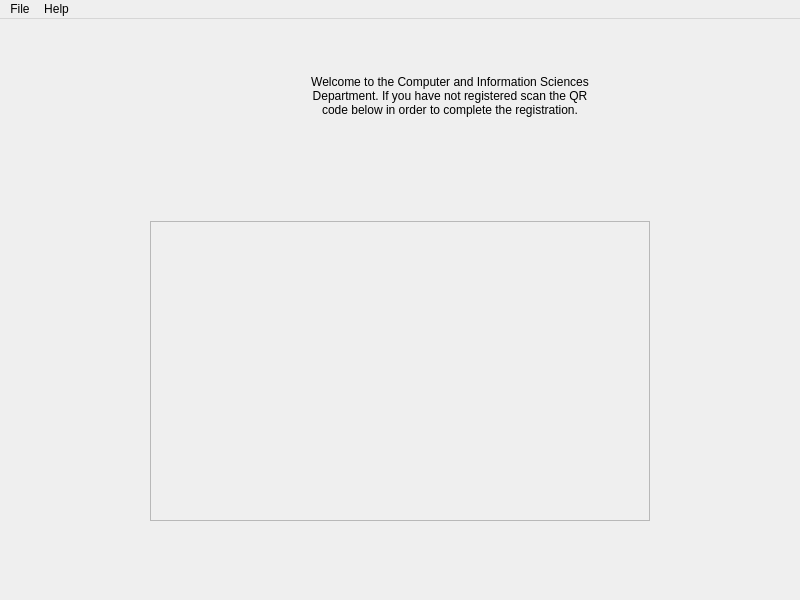
This is VWCDesktopApp/FaceDetection.ui in HemantKoti/Visual-Welcome-Center as Qt 5 draws it before an edit. The edited form follows.
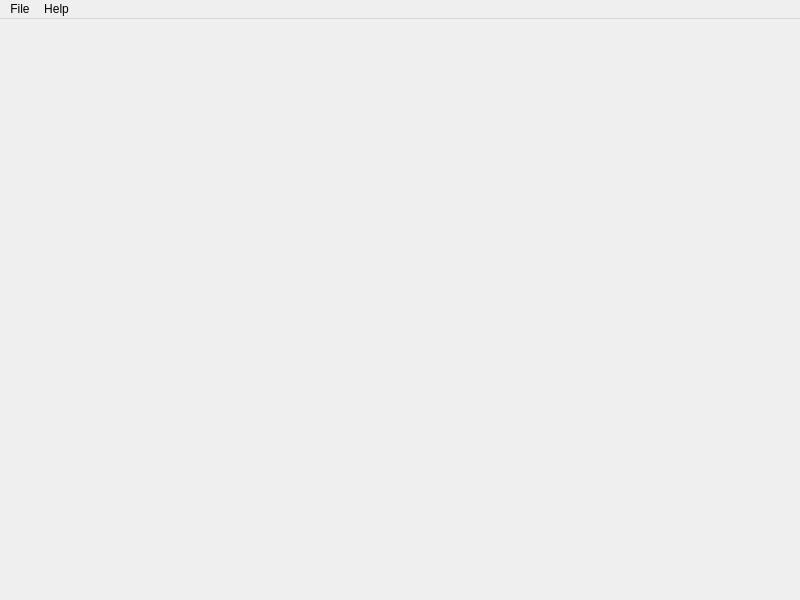
This is the edited form. The open tabs and pages were chosen to show the change.

Patch:
```diff
--- a/VWCDesktopApp/FaceDetection.ui
+++ b/VWCDesktopApp/FaceDetection.ui
@@ -196,7 +196,7 @@
             <verstretch>0</verstretch>
           </sizepolicy>
         </property>
-        <widget class="QLabel" name="loginLabel">
+        <widget class="QWidget" name="loginLabelWidget" native="true">
           <property name="geometry">
             <rect>
               <x>300</x>
@@ -211,23 +211,8 @@
               <verstretch>0</verstretch>
             </sizepolicy>
           </property>
-          <property name="toolTipDuration">
-            <number>1</number>
-          </property>
-          <property name="layoutDirection">
-            <enum>Qt::LeftToRight</enum>
-          </property>
           <property name="styleSheet">
-            <string notr="true">font: 10pt &quot;MS Shell Dlg 2&quot;;</string>
-          </property>
-          <property name="text">
-            <string>Welcome to the Computer and Information Sciences Department. If you have not registered scan the QR code below in order to complete the registration.</string>
-          </property>
-          <property name="alignment">
-            <set>Qt::AlignCenter</set>
-          </property>
-          <property name="wordWrap">
-            <bool>true</bool>
+            <string notr="true"/>
           </property>
         </widget>
         <widget class="QWidget" name="loginPhotoWidget" native="true">
@@ -249,7 +234,7 @@
             <string notr="true"/>
           </property>
         </widget>
-        <widget class="QTextBrowser" name="userDetailsText">
+        <widget class="QWidget" name="userDetailsWidget" native="true">
           <property name="geometry">
             <rect>
               <x>150</x>
@@ -258,6 +243,15 @@
               <height>300</height>
             </rect>
           </property>
+          <property name="sizePolicy">
+            <sizepolicy hsizetype="Fixed" vsizetype="Fixed">
+              <horstretch>0</horstretch>
+              <verstretch>0</verstretch>
+            </sizepolicy>
+          </property>
+          <property name="styleSheet">
+            <string notr="true"/>
+          </property>
         </widget>
       </widget>
     </widget>
```
Left out of the diff: 2 changed lines with no effect on the pictures.
